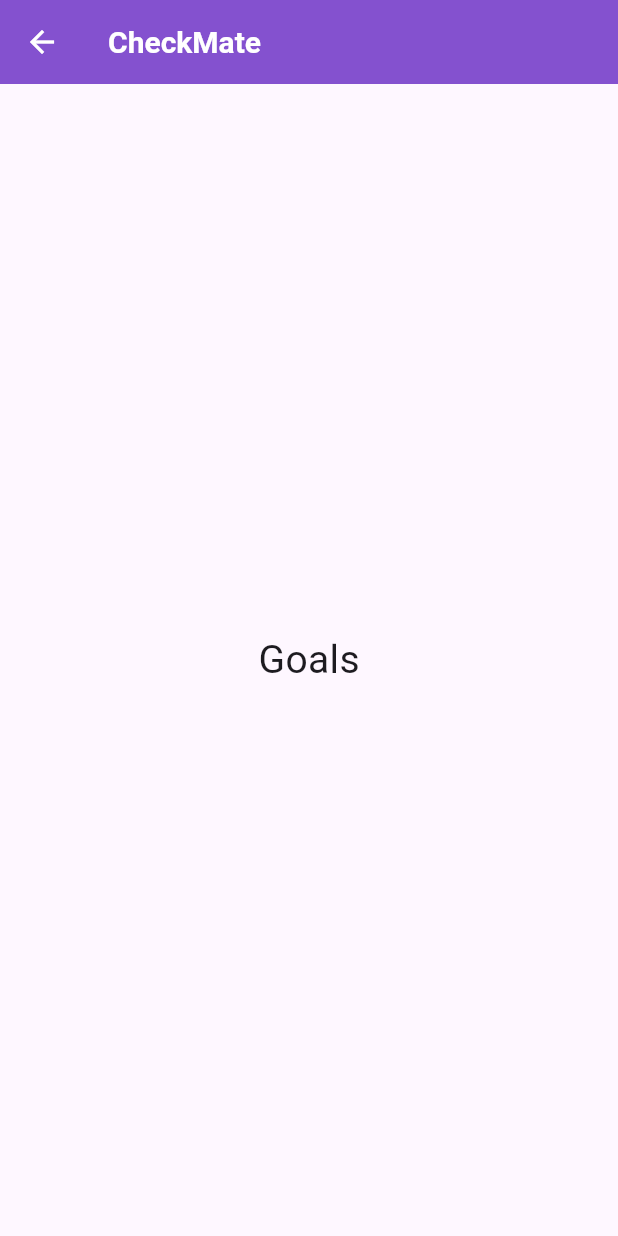
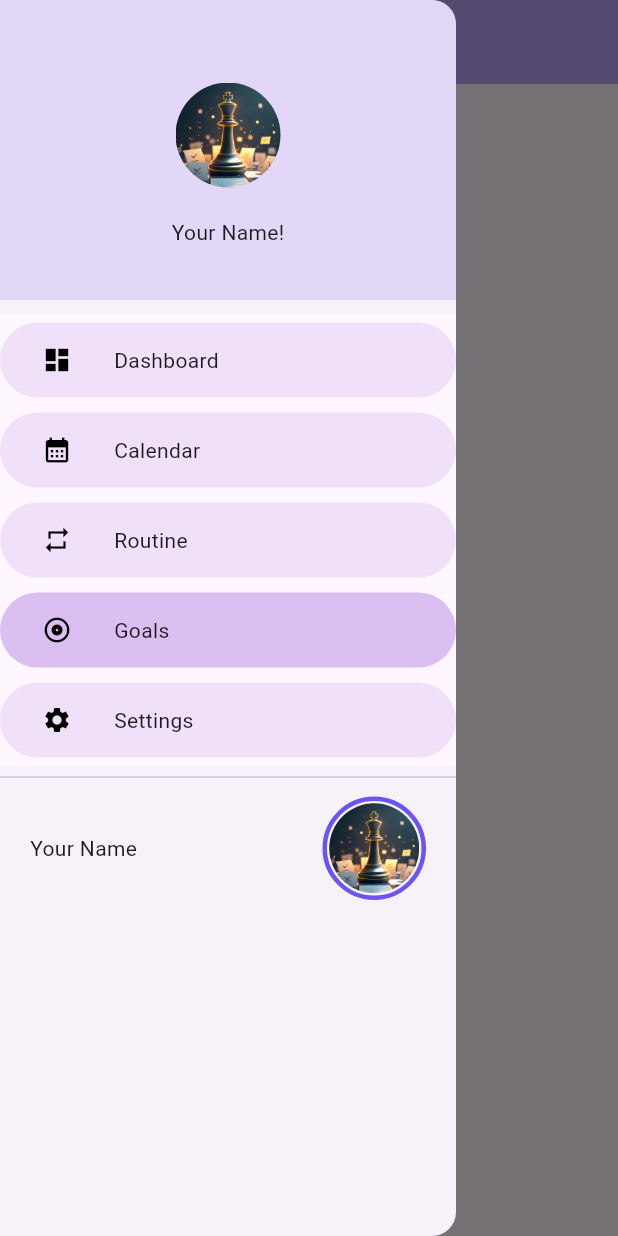
Before and after one commit to Amrr-Tarek/CheckMate, a Flutter app: the Goals screen opened directly, with the side drawer open (before the commit the screen has no drawer), on a phone screen of 412 x 824 dp. Run offline on Flutter 3.47's test engine with Material 3 defaults, Android fonts, the phone set to English and light mode, and no system bars; network calls fail.

Commit message:
completed nav bar and some improvements

```diff
--- /dev/null
+++ b/lib/models/app_bar.dart
@@ -0,0 +1,23 @@
+import 'package:flutter/material.dart';
+
+AppBar appBar(final String title) {
+  return AppBar(
+    backgroundColor: const Color(0xFFB9A3F4),
+    title: Text(title,
+        style: const TextStyle(
+            color: Color(0xFF1D1B20),
+            fontSize: 22,
+            fontWeight: FontWeight.bold) // Change to Cairo
+        ),
+    centerTitle: true,
+    // leading: IconButton(
+    //   icon: const Icon(
+    //     Icons.menu,
+    //     color: Color(0xFF1D1B20),
+    //   ),
+    //   onPressed: () {
+    //     // Display Drawer
+    //   },
+    // ),
+  ); // Remember to add a suffix for the profile
+}
--- /dev/null
+++ b/lib/models/drawer.dart
@@ -0,0 +1,194 @@
+import 'package:checkmate/const/colors.dart';
+import 'package:checkmate/screen/home.dart';
+import 'package:flutter/material.dart';
+import 'package:checkmate/screen/calendar.dart';
+import 'package:checkmate/screen/routine.dart';
+import 'package:checkmate/screen/goals.dart';
+import 'package:checkmate/screen/my_profile.dart';
+import 'package:checkmate/screen/settings.dart';
+
+class MyDrawer extends StatefulWidget {
+  const MyDrawer({super.key});
+
+  @override
+  State<MyDrawer> createState() => _MyDrawerState();
+}
+
+class _MyDrawerState extends State<MyDrawer> {
+  @override
+  Widget build(BuildContext context) {
+    return Container(
+      color: const Color.fromRGBO(179, 153, 241, 0.3),
+      width: double.infinity,
+      height: 200,
+      padding: const EdgeInsets.only(top: 20),
+      child: Column(
+        mainAxisAlignment: MainAxisAlignment.center,
+        children: [
+          Container(
+            margin: const EdgeInsets.only(bottom: 20),
+            height: 70,
+            decoration: const BoxDecoration(
+              // Logo
+              shape: BoxShape.circle,
+              image: DecorationImage(
+                image: AssetImage('lib/assets/app_icon.jpg'),
+              ),
+            ),
+          ),
+          const Text("Your Name!"),
+        ],
+      ),
+    );
+  }
+}
+
+class DrawerMenuButtons extends StatelessWidget {
+  /// A class that handles the initialization of each button in the drawer
+  final String title;
+  final IconData icon;
+  final StatefulWidget page; // The page to be navigated to upon press
+  final bool selected; // If there should be a visual aid for selection
+  final bool clear; // If we should override the target page instead of pushing
+
+  const DrawerMenuButtons({
+    super.key,
+    required this.title,
+    required this.icon,
+    required this.page,
+    this.selected = false,
+    this.clear = false,
+  });
+
+  @override
+  Widget build(BuildContext context) {
+    return Material(
+      child: Container(
+        decoration: BoxDecoration(
+          color: selected
+              ? const Color.fromARGB(133, 186, 140, 230)
+              : const Color.fromARGB(50, 182, 129, 232),
+          borderRadius: BorderRadius.circular(30),
+        ),
+        margin: const EdgeInsets.only(top: 5, bottom: 5),
+        child: InkWell(
+          borderRadius: BorderRadius.circular(30),
+          onTap: () {
+            if (selected) return;
+            if (clear) {
+              Navigator.pushReplacement(
+                  context, MaterialPageRoute(builder: (context) => page));
+            } else {
+              Navigator.push(
+                  context, MaterialPageRoute(builder: (context) => page));
+            }
+          },
+          child: Padding(
+            padding: const EdgeInsets.only(top: 15, bottom: 15),
+            child: Row(
+              children: [
+                Expanded(
+                  child: Icon(
+                    icon,
+                    size: 20,
+                    color: Colors.black,
+                  ),
+                ),
+                Expanded(flex: 3, child: Text(title)), // Add text style
+              ],
+            ),
+          ),
+        ),
+      ),
+    );
+  }
+}
+
+Widget myDrawerList(BuildContext context, String? selected) {
+  /// Responsible for building the drawer's elements
+  /// Maintains the following Navigator stack strcuture
+  /// HomePage -> sub-page -> settings / my profile
+
+
+
+  return Container(
+    padding: const EdgeInsets.only(top: 10, bottom: 10),
+    child: Column(
+      children: [
+        DrawerMenuButtons(
+          title: "Dashboard",
+          icon: Icons.dashboard,
+          page: const HomePage(),
+          selected: selected == "dashboard",
+        ),
+        DrawerMenuButtons(
+          title: "Calendar",
+          icon: Icons.calendar_month,
+          page: const Calendar(),
+          selected: selected == "calendar",
+        ),
+        DrawerMenuButtons(
+          title: "Routine",
+          icon: Icons.repeat,
+          page: const Routine(),
+          selected: selected == "routine",
+        ),
+        DrawerMenuButtons(
+          title: "Goals",
+          icon: Icons.album_outlined,
+          page: const Goals(),
+          selected: selected == "goals",
+        ),
+        DrawerMenuButtons(
+          title: "Settings",
+          icon: Icons.settings,
+          page: const Settings(),
+          selected: selected == "settings",
+        ),
+        const Divider(),
+        InkWell(
+            onTap: () {
+              Navigator.push(context,
+                  MaterialPageRoute(builder: (context) => const MyProfile()));
+            },
+            child: Container(
+              margin: const EdgeInsets.only(right: 20, left: 20, top: 5),
+              child: Row(
+                // mainAxisAlignment: MainAxisAlignment.spaceEvenly,
+                children: [
+                  const Expanded(child: Text("Your Name")),
+                  Container(
+                      decoration: BoxDecoration(
+                          shape: BoxShape.circle,
+                          border: Border.all(
+                              color: const Color.fromARGB(209, 77, 48, 243),
+                              width: 3)),
+                      padding: const EdgeInsets.all(1.5),
+                      child: ClipOval(
+                        child: Image.asset(
+                          'lib/assets/app_icon.jpg',
+                          width: 60,
+                          height: 60,
+                          fit: BoxFit.contain,
+                        ),
+                      )),
+                ],
+              ),
+            )),
+      ],
+    ),
+  );
+}
+
+Drawer createDrawer(BuildContext context, String selected) {
+  return Drawer(
+    child: SingleChildScrollView(
+      child: Column(
+        children: [
+          const MyDrawer(),
+          myDrawerList(context, selected),
+        ],
+      ),
+    ),
+  );
+}
--- a/lib/screen/goals.dart
+++ b/lib/screen/goals.dart
@@ -1,5 +1,7 @@
+import 'package:checkmate/models/drawer.dart';
 import 'package:flutter/material.dart';
 import 'package:checkmate/const/colors.dart';
+import 'package:checkmate/models/app_bar.dart';
 
 class Goals extends StatefulWidget {
   const Goals({super.key});
@@ -13,23 +15,8 @@ class _GoalsState extends State<Goals> {
   Widget build(BuildContext context) {
     return Scaffold(
         // Page Front End - Everything down here is unnecessary
-        appBar: AppBar(
-          backgroundColor: AppColors().boxColor,
-          title: const Text("CheckMate",
-              style: TextStyle(
-                  color: Colors.white,
-                  fontSize: 20,
-                  fontWeight: FontWeight.bold)),
-          leading: IconButton(
-            icon: const Icon(
-              Icons.arrow_back,
-              color: Colors.white,
-            ),
-            onPressed: () {
-              Navigator.pop(context);
-            },
-          ),
-        ),
+        appBar: appBar("Goals"),
+        drawer: createDrawer(context, "goals"),
         body: const Center(
             child: Text(
           "Goals",
--- a/lib/screen/log_in.dart
+++ b/lib/screen/log_in.dart
@@ -166,7 +166,7 @@ class _LoginScreenState extends State<LoginScreen> {
                           context,
                           MaterialPageRoute(
                             builder: (context) =>
-                                const HomePage(title: "CheckMate"),
+                                const HomePage(),
                           ),
                         );
                       },
```
Also changed, not shown: lib/screen/drawer.dart (deleted, +0 -97 lines), lib/screen/home.dart (+6 -38 lines), lib/screen/my_profile.dart (+4 -17 lines), lib/screen/routine.dart (+4 -17 lines), lib/screen/settings.dart (+4 -17 lines), lib/models/buttons.dart (renamed from lib/const/buttons.dart), 2 other files.
